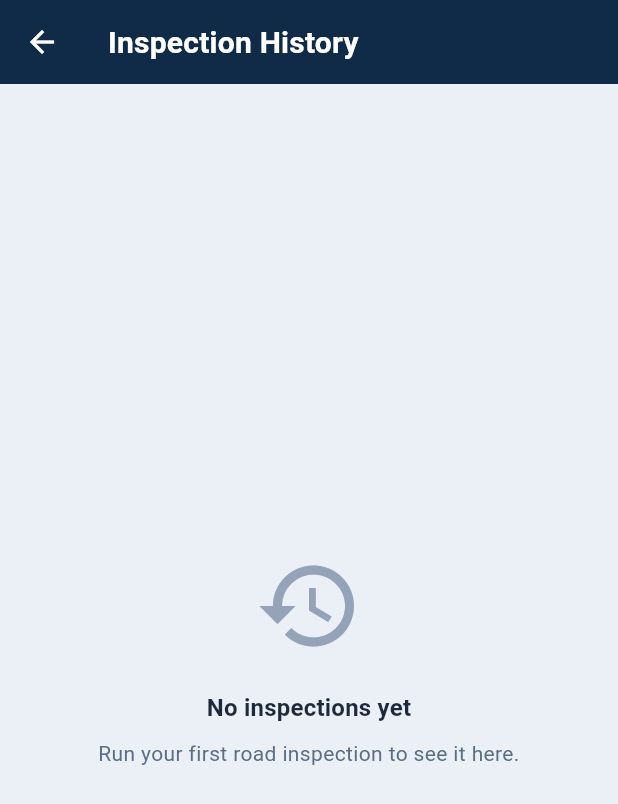
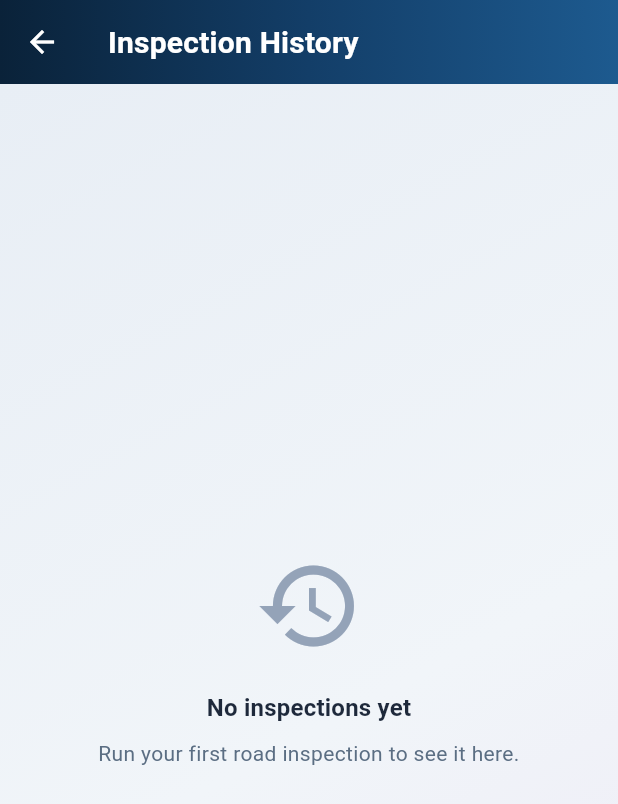
Before and after one commit to Disha455/InfraGuard-AI, a Flutter app: the HomePage screen opened by its route, after a tap on the "history" icon, on a phone screen of 412 x 824 dp. Shown: the top 804 px of the screen. Run offline on Flutter 3.47's test engine with Material 3 defaults, Android fonts, the phone set to English and light mode, and no system bars; our stand-ins replace dio, geolocator, image_picker; network calls fail.

Commit message:
feat: enhance color scheme with executive gradients, restore history thumbnails, and update all root documentation

```diff
--- a/mobile_app/lib/core/services/inspection_history_service.dart
+++ b/mobile_app/lib/core/services/inspection_history_service.dart
@@ -114,10 +114,15 @@ class InspectionHistoryService {
           );
         }).toList();
 
+        final rawImg = raw['image_url'] as String? ?? '';
+        final imgUrl = rawImg.isNotEmpty
+            ? rawImg
+            : (runId.isNotEmpty ? '/outputs/$runId/annotated.jpg' : '');
+
         final prediction = PredictionResponseModel(
           status: 'ok',
           runId: runId,
-          annotatedImage: raw['image_url'] as String? ?? '',
+          annotatedImage: imgUrl,
           detectionsFile: '',
           summaryFile: '',
           detections: detections,
--- a/mobile_app/lib/core/theme/app_colors.dart
+++ b/mobile_app/lib/core/theme/app_colors.dart
@@ -103,4 +103,76 @@ abstract final class AppColors {
 
   /// Subtle divider (lower contrast than [outline]).
   static const Color outlineVariant = Color(0xFFD0DCE7);
+
+  // ---------------------------------------------------------------------------
+  // Gradients — sophisticated, non-boring multi-tone transitions
+  // ---------------------------------------------------------------------------
+
+  /// Ambient background pastel mesh gradient (slate-blue -> pearl -> soft lavender).
+  static const LinearGradient backgroundGradient = LinearGradient(
+    begin: Alignment.topLeft,
+    end: Alignment.bottomRight,
+    colors: [
+      Color(0xFFE8EEF5), // soft ice blue
+      Color(0xFFF1F5F9), // crisp misty pearl
+      Color(0xFFEDE8F5), // subtle lilac mist
+    ],
+    stops: [0.0, 0.55, 1.0],
+  );
+
+  /// Executive brand gradient for AppBars and hero headers.
+  static const LinearGradient appBarGradient = LinearGradient(
+    begin: Alignment.centerLeft,
+    end: Alignment.centerRight,
+    colors: [
+      Color(0xFF0A2239), // deep midnight navy
+      Color(0xFF133E68), // royal steel sapphire
+      Color(0xFF1D5A8F), // vibrant slate cerulean
+    ],
+  );
+
+  /// Primary action button gradient.
+  static const LinearGradient buttonGradient = LinearGradient(
+    begin: Alignment.topLeft,
+    end: Alignment.bottomRight,
+    colors: [
+      Color(0xFF145388),
+      Color(0xFF0D3256),
+    ],
+  );
+
+  /// Accent cyan-teal gradient for telemetry highlights, icons, active chips.
+  static const LinearGradient accentGradient = LinearGradient(
+    begin: Alignment.topLeft,
+    end: Alignment.bottomRight,
+    colors: [
+      Color(0xFF0284C7), // sky-600
+      Color(0xFF0D9488), // teal-600
+    ],
+  );
+
+  /// Soft card gradient for hero containers and status banners.
+  static const LinearGradient cardHeaderGradient = LinearGradient(
+    begin: Alignment.topLeft,
+    end: Alignment.bottomRight,
+    colors: [
+      Color(0xFFFFFFFF),
+      Color(0xFFF0F5FA),
+    ],
+  );
+
+  /// Status: Low risk gradient.
+  static const LinearGradient lowRiskGradient = LinearGradient(
+    colors: [Color(0xFF059669), Color(0xFF10B981)],
+  );
+
+  /// Status: Moderate risk gradient.
+  static const LinearGradient moderateRiskGradient = LinearGradient(
+    colors: [Color(0xFFD97706), Color(0xFFF59E0B)],
+  );
+
+  /// Status: High/Critical risk gradient.
+  static const LinearGradient highRiskGradient = LinearGradient(
+    colors: [Color(0xFFDC2626), Color(0xFFE11D48)],
+  );
 }
--- a/mobile_app/lib/features/prediction/presentation/pages/history_page.dart
+++ b/mobile_app/lib/features/prediction/presentation/pages/history_page.dart
@@ -1,5 +1,6 @@
 import 'dart:io';
 import 'package:flutter/material.dart';
+import '../../../../core/constants/api_endpoints.dart';
 import '../../../../core/services/inspection_history_service.dart';
 import '../../../../core/theme/app_colors.dart';
 import '../../../../routes/app_router.dart';
@@ -79,7 +80,13 @@ class _HistoryPageState extends State<HistoryPage> {
     final items = _service.getHistory();
 
     return Scaffold(
+      backgroundColor: Colors.transparent,
       appBar: AppBar(
+        flexibleSpace: Container(
+          decoration: const BoxDecoration(
+            gradient: AppColors.appBarGradient,
+          ),
+        ),
         title: const Text('Inspection History'),
         actions: [
           if (items.isNotEmpty)
@@ -90,7 +97,11 @@ class _HistoryPageState extends State<HistoryPage> {
             ),
         ],
       ),
-      body: RefreshIndicator(
+      body: Container(
+        decoration: const BoxDecoration(
+          gradient: AppColors.backgroundGradient,
+        ),
+        child: RefreshIndicator(
           onRefresh: _syncHistory,
           child: items.isEmpty
               ? Stack(
@@ -100,6 +111,7 @@ class _HistoryPageState extends State<HistoryPage> {
                   ],
                 )
               : _HistoryList(items: items),
+        ),
       ),
     );
   }
@@ -459,8 +471,34 @@ class _Thumbnail extends StatelessWidget {
 
   const _Thumbnail({required this.path});
 
-  bool get _isUrl =>
-      path.startsWith('http://') || path.startsWith('https://');
+  String get _resolvedUrl {
+    if (path.isEmpty) return '';
+    final serverBase = ApiEndpoints.baseUrl.replaceAll(RegExp(r'/+$'), '');
+
+    if (path.startsWith('http://') || path.startsWith('https://')) {
+      final uri = Uri.tryParse(path);
+      if (uri != null && uri.path.contains('outputs')) {
+        final outputIdx = uri.path.indexOf('/outputs');
+        if (outputIdx != -1) {
+          final rel = uri.path.substring(outputIdx);
+          return '$serverBase$rel';
+        }
+      }
+      return path;
+    }
+
+    if (path.contains('outputs')) {
+      final p = path.startsWith('/') ? path : '/$path';
+      return '$serverBase$p';
+    }
+
+    return path;
+  }
+
+  bool get _isUrl {
+    final resolved = _resolvedUrl;
+    return resolved.startsWith('http://') || resolved.startsWith('https://');
+  }
 
   @override
   Widget build(BuildContext context) {
@@ -469,14 +507,14 @@ class _Thumbnail extends StatelessWidget {
       child: SizedBox(
         width: 80,
         height: 80,
-        child: _isUrl ? _networkThumb() : _fileThumb(),
+        child: _isUrl ? _networkThumb(_resolvedUrl) : _fileThumb(),
       ),
     );
   }
 
-  Widget _networkThumb() {
+  Widget _networkThumb(String url) {
     return Image.network(
-      path,
+      url,
       fit: BoxFit.cover,
       loadingBuilder: (context, child, progress) {
         if (progress == null) return child;
--- a/mobile_app/lib/features/prediction/presentation/pages/home_page.dart
+++ b/mobile_app/lib/features/prediction/presentation/pages/home_page.dart
@@ -162,8 +162,13 @@ class _HomePageState extends State<HomePage> {
     final historyCount = _historyService.count;
 
     return Scaffold(
-      backgroundColor: AppColors.background,
+      backgroundColor: Colors.transparent,
       appBar: AppBar(
+        flexibleSpace: Container(
+          decoration: const BoxDecoration(
+            gradient: AppColors.appBarGradient,
+          ),
+        ),
         title: const Text('InfraGuard AI'),
         actions: [
           IconButton(
@@ -217,7 +222,11 @@ class _HomePageState extends State<HomePage> {
           ),
         ],
       ),
-      body: Stack(
+      body: Container(
+        decoration: const BoxDecoration(
+          gradient: AppColors.backgroundGradient,
+        ),
+        child: Stack(
         children: [
           SafeArea(
             child: SingleChildScrollView(
@@ -369,9 +378,24 @@ class _HomePageState extends State<HomePage> {
                       const SizedBox(height: 18),
 
                       // ── Analyze Action Button ────────────────────────────
-                      ElevatedButton(
+                      Container(
+                        decoration: BoxDecoration(
+                          gradient: _isLoading ? null : AppColors.buttonGradient,
+                          color: _isLoading ? Colors.grey : null,
+                          borderRadius: BorderRadius.circular(12),
+                          boxShadow: [
+                            if (!_isLoading)
+                              BoxShadow(
+                                color: AppColors.primary.withValues(alpha: 0.25),
+                                blurRadius: 10,
+                                offset: const Offset(0, 4),
+                              ),
+                          ],
+                        ),
+                        child: ElevatedButton(
                           style: ElevatedButton.styleFrom(
-                          backgroundColor: AppColors.primary,
+                            backgroundColor: Colors.transparent,
+                            shadowColor: Colors.transparent,
                             foregroundColor: Colors.white,
                             padding: const EdgeInsets.symmetric(vertical: 15),
                             shape: RoundedRectangleBorder(
@@ -384,6 +408,7 @@ class _HomePageState extends State<HomePage> {
                             style: TextStyle(
                               fontSize: 15,
                               fontWeight: FontWeight.bold,
+                            ),
                           ),
                         ),
                       ),
@@ -445,6 +470,7 @@ class _HomePageState extends State<HomePage> {
             ),
         ],
       ),
+    ),
   );
 }
 
```
Also changed, not shown: mobile_app/lib/features/admin/presentation/pages/admin_dashboard_page.dart (+13 -3 lines), mobile_app/lib/features/auth/presentation/pages/welcome_page.dart (+13 -8 lines), mobile_app/lib/features/prediction/presentation/pages/result_page.dart (+17 -4 lines), 8 other files. Lines whose indentation alone changed are shown as unchanged.
